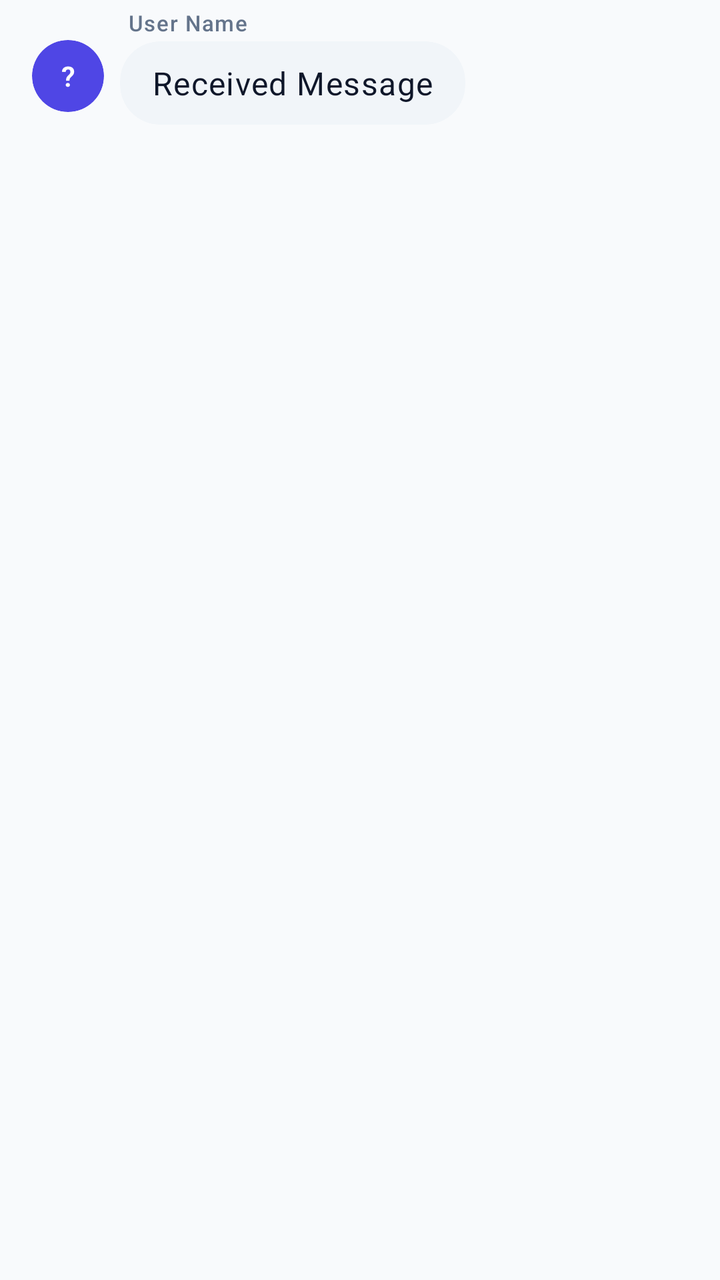
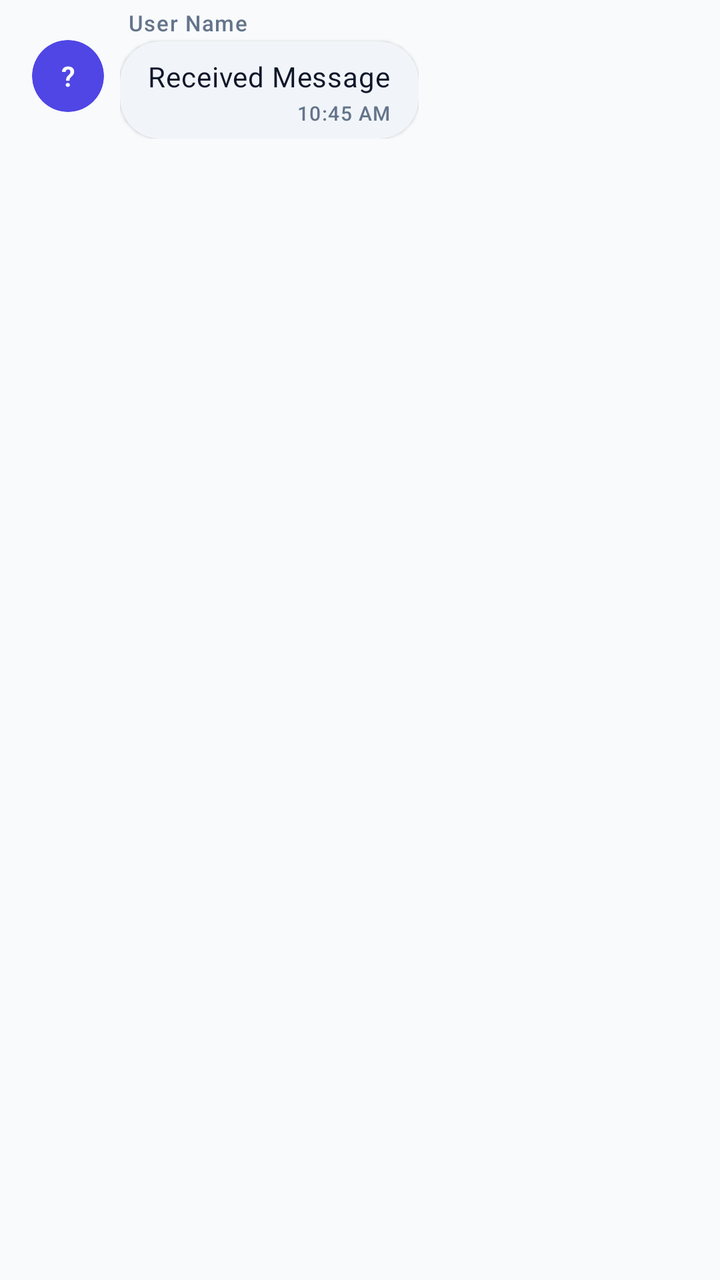

Before-and-after screenshots of an Android layout around one commit, followed by the original layout XML and the change that was made.
<!-- AndroidManifest.xml: application theme Theme.StudentRoomSharingApp -->
<!-- res/layout/item_message_received.xml -->
<?xml version="1.0" encoding="utf-8"?>
<LinearLayout xmlns:android="http://schemas.android.com/apk/res/android"
    xmlns:app="http://schemas.android.com/apk/res-auto"
    android:layout_width="match_parent"
    android:layout_height="wrap_content"
    android:gravity="start"
    android:orientation="horizontal"
    android:paddingHorizontal="16dp"
    android:paddingVertical="4dp">

    <FrameLayout
        android:layout_width="36dp"
        android:layout_height="36dp"
        android:layout_marginTop="16dp">

        <com.google.android.material.card.MaterialCardView
            android:id="@+id/cardAvatarInitial"
            android:layout_width="36dp"
            android:layout_height="36dp"
            app:cardBackgroundColor="?attr/colorPrimary"
            app:cardCornerRadius="18dp"
            app:cardElevation="0dp"
            app:strokeWidth="0dp">

            <TextView
                android:id="@+id/textViewUserInitial"
                android:layout_width="match_parent"
                android:layout_height="match_parent"
                android:gravity="center"
                android:text="?"
                android:textColor="?attr/colorOnPrimary"
                android:textAppearance="?attr/textAppearanceTitleSmall" />
        </com.google.android.material.card.MaterialCardView>

        <ImageView
            android:id="@+id/ivMessageAvatar"
            android:layout_width="36dp"
            android:layout_height="36dp"
            android:scaleType="centerCrop"
            android:visibility="gone"
            app:srcCompat="@drawable/ic_person_placeholder" />

    </FrameLayout>

    <LinearLayout
        android:layout_width="wrap_content"
        android:layout_height="wrap_content"
        android:layout_marginEnd="60dp"
        android:layout_marginStart="8dp"
        android:orientation="vertical">

        <TextView
            android:id="@+id/textViewUserName"
            android:layout_width="wrap_content"
            android:layout_height="wrap_content"
            android:layout_marginStart="4dp"
            android:layout_marginBottom="2dp"
            android:text="User Name"
            android:textAppearance="?attr/textAppearanceLabelSmall"
            android:textColor="?attr/colorOnSurfaceVariant" />

        <com.google.android.material.card.MaterialCardView
            android:layout_width="wrap_content"
            android:layout_height="wrap_content"
            app:cardBackgroundColor="?attr/colorSurfaceVariant"
            app:cardCornerRadius="@dimen/shapeCornerLarge"
            app:cardElevation="0dp"
            app:strokeWidth="0dp">

            <TextView
                android:id="@+id/messageTextView"
                android:layout_width="wrap_content"
                android:layout_height="wrap_content"
                android:paddingHorizontal="16dp"
                android:paddingVertical="10dp"
                android:text="Received Message"
                android:textColor="?attr/colorOnSurface"
                android:textAppearance="?attr/textAppearanceBodyLarge" />

        </com.google.android.material.card.MaterialCardView>
    </LinearLayout>
</LinearLayout>
<!-- resources referenced by this layout -->
<resources>
  <dimen name="shapeCornerLarge">20dp</dimen>
  <color name="colorPrimary">#4F46E5</color>
  <color name="onPrimary">#FFFFFF</color>
  <color name="primaryContainer">#EEF2FF</color>
  <color name="onPrimaryContainer">#1E1B4B</color>
  <color name="colorSecondary">#06B6D4</color>
  <color name="onSecondary">#FFFFFF</color>
  <color name="secondaryContainer">#CFFAFE</color>
  <color name="onSecondaryContainer">#001F29</color>
  <color name="colorTertiary">#14B8A6</color>
  <color name="onTertiary">#FFFFFF</color>
  <color name="tertiaryContainer">#D1FAE5</color>
  <color name="onTertiaryContainer">#00201B</color>
  <color name="colorBackground">#F8FAFC</color>
  <color name="colorSurface">#FFFFFF</color>
  <color name="colorSurfaceVariant">#F1F5F9</color>
  <color name="onBackground">#0F172A</color>
  <color name="onSurface">#0F172A</color>
  <color name="onSurfaceVariant">#64748B</color>
  <color name="colorError">#EF4444</color>
  <color name="onError">#FFFFFF</color>
  <color name="errorContainer">#FEE2E2</color>
  <color name="onErrorContainer">#410002</color>
  <style name="TextAppearance.DisplaySmall" parent="TextAppearance.Material3.DisplaySmall">
          <item name="android:textSize">36sp</item>
          <item name="android:textFontWeight">400</item>
          <item name="android:lineHeight">44sp</item>
          <item name="fontFamily">sans-serif</item>
      </style>
  <style name="TextAppearance.HeadlineLarge" parent="TextAppearance.Material3.HeadlineLarge">
          <item name="android:textSize">32sp</item>
          <item name="android:textFontWeight">700</item>
          <item name="android:lineHeight">40sp</item>
          <item name="fontFamily">sans-serif</item>
      </style>
  <style name="TextAppearance.HeadlineMedium" parent="TextAppearance.Material3.HeadlineMedium">
          <item name="android:textSize">28sp</item>
          <item name="android:textFontWeight">600</item>
          <item name="android:lineHeight">36sp</item>
          <item name="fontFamily">sans-serif</item>
      </style>
  <style name="TextAppearance.HeadlineSmall" parent="TextAppearance.Material3.HeadlineSmall">
          <item name="android:textSize">24sp</item>
          <item name="android:textFontWeight">600</item>
          <item name="android:lineHeight">32sp</item>
          <item name="fontFamily">sans-serif-medium</item>
      </style>
  <style name="Theme.StudentRoomSharing.BottomSheetDialog" parent="Theme.Material3.DayNight.BottomSheetDialog">
          <item name="bottomSheetStyle">@style/Widget.StudentRoomSharing.BottomSheet.Modal</item>
      </style>
  <style name="Widget.StudentRoomSharing.CardView" parent="Base.Widget.Material3.CardView">
          <item name="cardCornerRadius">20dp</item>
          <item name="cardElevation">6dp</item>
          <item name="strokeWidth">0dp</item>
      </style>
  <style name="Widget.StudentRoomSharing.FloatingActionButton" parent="Base.Widget.Material3.FloatingActionButton">
          <item name="backgroundTint">@color/colorPrimary</item>
          <item name="rippleColor">@color/onPrimary_20</item>
          <item name="elevation">12dp</item>
          <item name="borderWidth">0dp</item>
      </style>
  <style name="Widget.StudentRoomSharing.Snackbar" parent="Widget.Material3.Snackbar">
          <item name="backgroundTint">@color/onSurface</item>
          <item name="actionTextColor">@color/colorPrimary</item>
          <item name="cornerRadius">12dp</item>
      </style>
  <color name="colorWarning">#F59E0B</color>
  <color name="outline">#CBD5E1</color>
  <style name="Widget.StudentRoomSharing.BottomSheet.Modal" parent="Widget.Material3.BottomSheet.Modal">
          <item name="shapeAppearance">@style/ShapeBottomSheet</item>
          <item name="android:background">@color/colorSurface</item>
      </style>
  <color name="onPrimary_20">#33FFFFFF</color>
  <!-- unchanged entries left out for length: 18 -->
</resources>

<!-- the commit's change to res/layout/item_message_received.xml (unified diff, before → after) -->
@@ -64,18 +64,37 @@
             android:layout_height="wrap_content"
             app:cardBackgroundColor="?attr/colorSurfaceVariant"
             app:cardCornerRadius="@dimen/shapeCornerLarge"
-            app:cardElevation="0dp"
+            app:cardElevation="1dp"
             app:strokeWidth="0dp">
 
-            <TextView
-                android:id="@+id/messageTextView"
+            <LinearLayout
                 android:layout_width="wrap_content"
                 android:layout_height="wrap_content"
-                android:paddingHorizontal="16dp"
-                android:paddingVertical="10dp"
-                android:text="Received Message"
-                android:textColor="?attr/colorOnSurface"
-                android:textAppearance="?attr/textAppearanceBodyLarge" />
+                android:orientation="vertical"
+                android:paddingStart="14dp"
+                android:paddingTop="8dp"
+                android:paddingEnd="14dp"
+                android:paddingBottom="6dp">
+
+                <TextView
+                    android:id="@+id/messageTextView"
+                    android:layout_width="wrap_content"
+                    android:layout_height="wrap_content"
+                    android:text="Received Message"
+                    android:textColor="?attr/colorOnSurface"
+                    android:textAppearance="?attr/textAppearanceBodyMedium" />
+
+                <TextView
+                    android:id="@+id/tvReceivedTime"
+                    android:layout_width="wrap_content"
+                    android:layout_height="wrap_content"
+                    android:layout_gravity="end"
+                    android:layout_marginTop="2dp"
+                    android:text="10:45 AM"
+                    android:textColor="?attr/colorOnSurfaceVariant"
+                    android:textAppearance="?attr/textAppearanceLabelSmall"
+                    android:textSize="10sp" />
+            </LinearLayout>
 
         </com.google.android.material.card.MaterialCardView>
     </LinearLayout>
